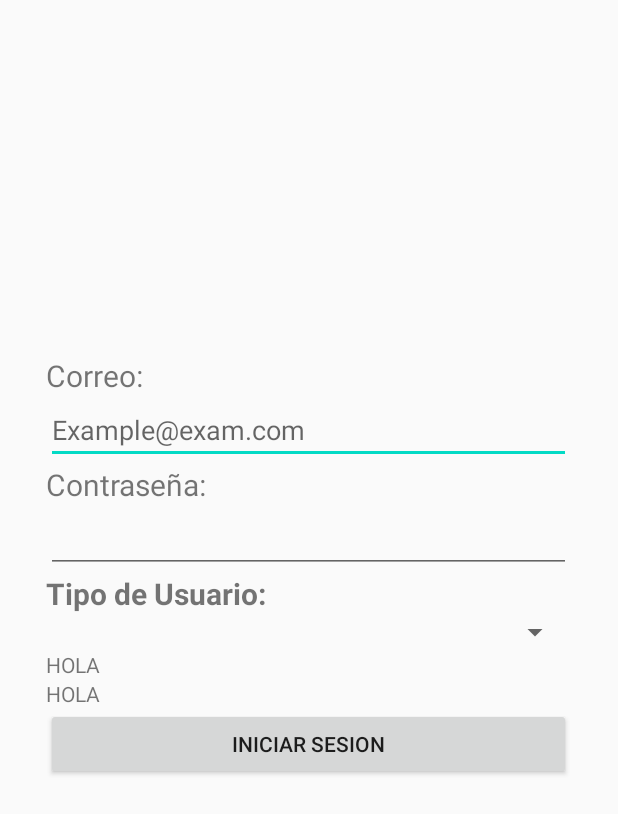
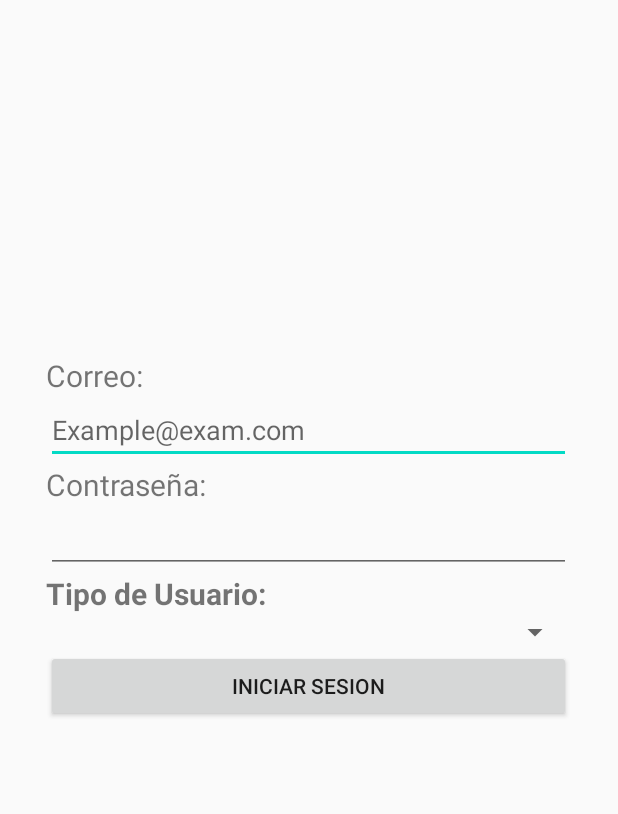
Before and after one commit to CATJ-22/Lab_7Cuevas_Terrones, an Android app: the layout activity_main.xml on its own in the app's theme, with its tools: preview values and no code run, on a phone screen of 412 x 824 dp. Shown: the top 814 px of the screen. Run offline under Robolectric (Android 15) with nearby library versions, the phone set to English and light mode, and no system bars.

Commit message:
Commit from GatoJ

```diff
--- a/app/src/main/res/layout/activity_main.xml
+++ b/app/src/main/res/layout/activity_main.xml
@@ -48,16 +48,7 @@
             android:layout_width="match_parent"
             android:layout_height="wrap_content"
             />
-        <TextView
-            android:id="@+id/pruebash"
-            android:layout_width="wrap_content"
-            android:layout_height="wrap_content"
-            android:text="HOLA"/>
-        <TextView
-            android:id="@+id/pruebashp"
-            android:layout_width="wrap_content"
-            android:layout_height="wrap_content"
-            android:text="HOLA"/>
+
 
         <LinearLayout
             android:layout_width="match_parent"
```
